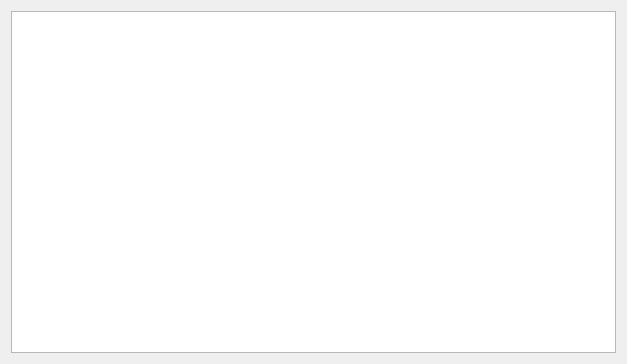
First picture: the form in src/station_controll/ui_stationControll.ui, repository ScrollDP/CCSMTR, before the edit.
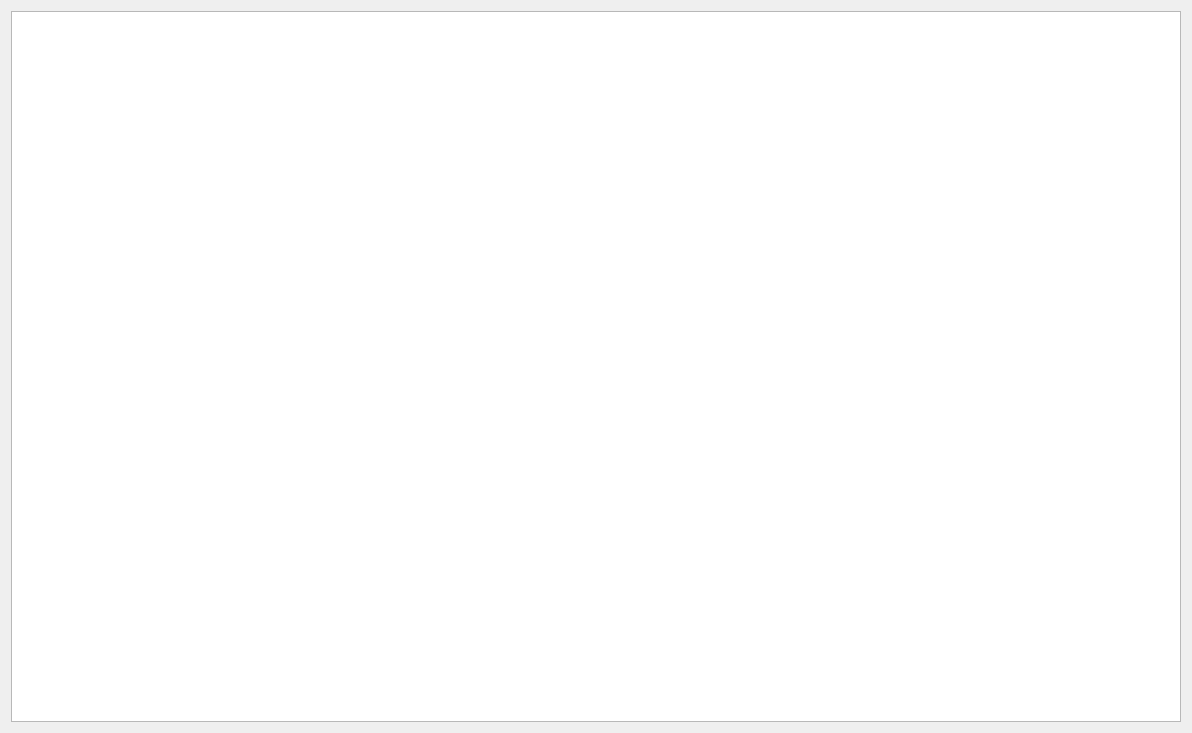
Second picture: the form after the edit.

What changed in the file:
```diff
--- a/src/station_controll/ui_stationControll.ui
+++ b/src/station_controll/ui_stationControll.ui
@@ -6,8 +6,8 @@
    <rect>
     <x>0</x>
     <y>0</y>
-    <width>627</width>
-    <height>364</height>
+    <width>1192</width>
+    <height>733</height>
    </rect>
   </property>
   <property name="windowTitle">
```
